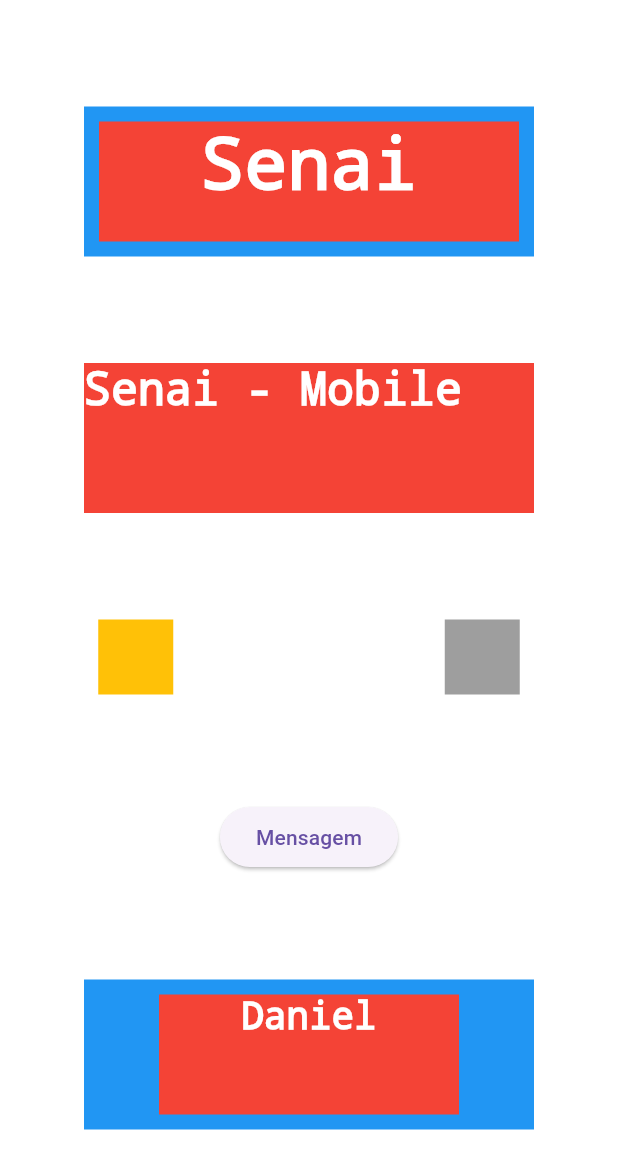
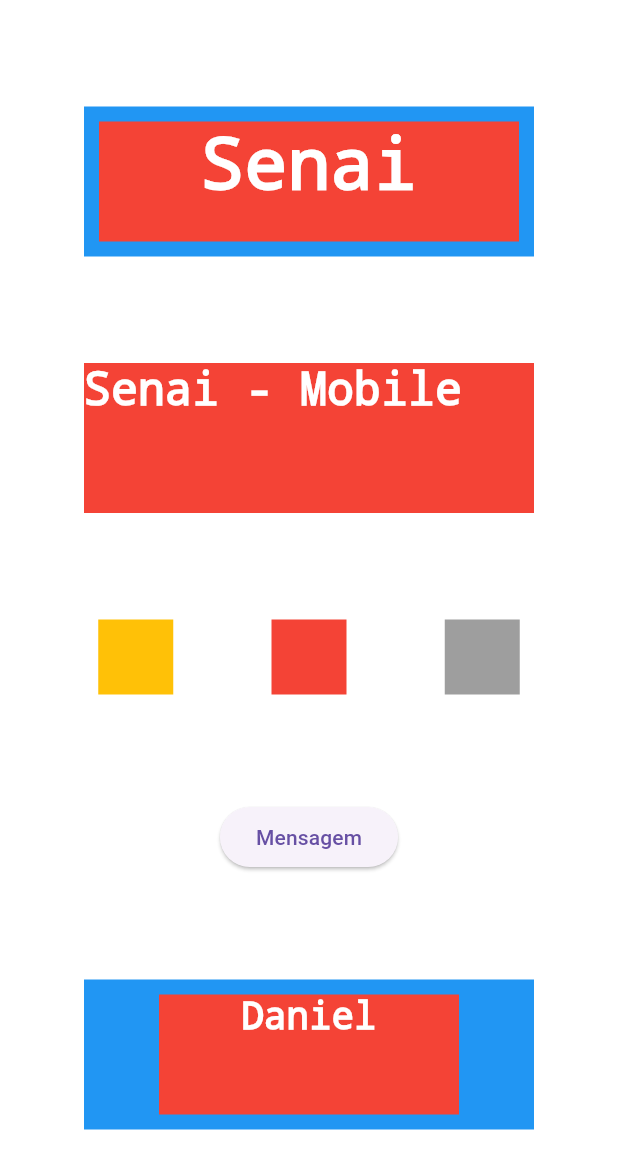
Before and after one commit to danielvieira95/MOBILE-1-2025, a Flutter app: the screen it shows after launch, on a phone screen of 412 x 824 dp. Shown: the top 1169 px of the screen. Run offline on Flutter 3.47's test engine with Material 3 defaults, Android fonts, the phone set to English and light mode, and no system bars.

Commit message:
app aula 07
widgets, container, texto, botao

```diff
--- a/TURMAB/aula07/app_aula07/lib/main.dart
+++ b/TURMAB/aula07/app_aula07/lib/main.dart
@@ -15,9 +15,11 @@
   Widget build(BuildContext context) {
     // MaterialApp faz parte do design do aplicativo
     return MaterialApp(
-      // remove a faixa debug do aplicativo
+      // remove a faixa debug do
       debugShowCheckedModeBanner: false,
-      home: Column(
+      home: Container(
+        color: Colors.white,
+        child: Column(
           // alinhamento primario
          // mainAxisAlignment: MainAxisAlignment.center,
           //mainAxisAlignment: MainAxisAlignment.end,
@@ -48,7 +50,7 @@
             mainAxisAlignment: MainAxisAlignment.spaceEvenly,
             children: [
             Container(width: 50,height: 50,color: Colors.amber,),
-           Container(width: 50,height: 50,color: Colors.white,),
+             Container(width: 50,height: 50,color: Colors.red,),
               Container(width: 50,height: 50,color: Colors.grey,),
             ],
           ),
@@ -78,6 +80,7 @@
 
           ],
         ),
+      ),
     );
   }
 }
```
Lines whose indentation alone changed are shown as unchanged.
